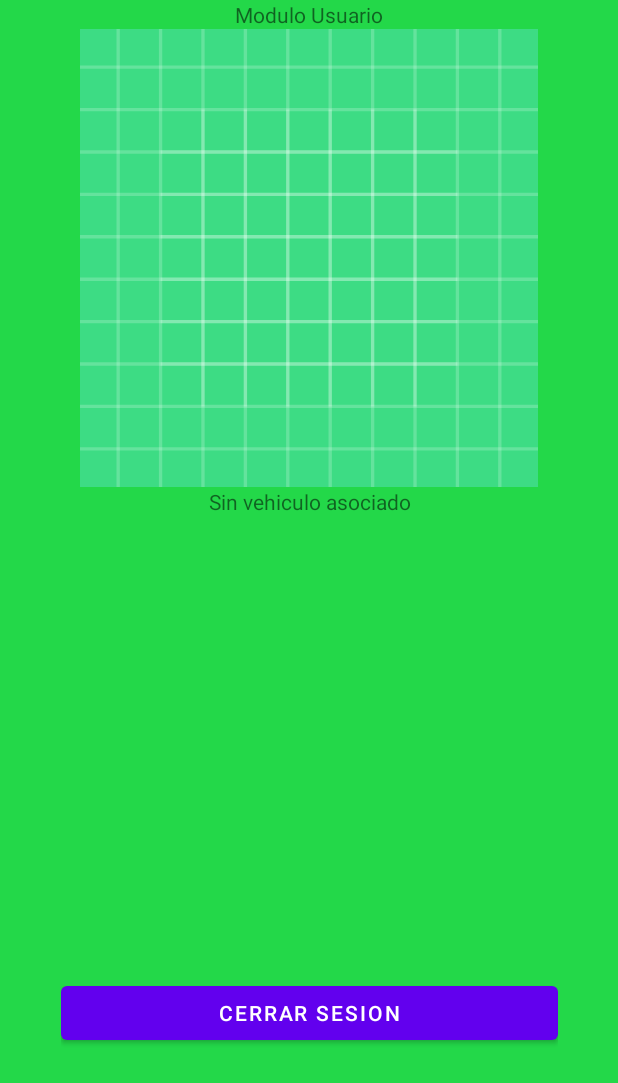
After one commit to Julian26R/SafetyRoadCOL, an Android app: the InicioUser screen opened directly, with no data from a screen before it, on a phone screen of 412 x 824 dp. The commit adds this screen. Shown: the top 1083 px of the screen. Run offline under Robolectric (Android 15) with nearby library versions, the phone set to English and light mode, and no system bars; our stand-ins replace Firebase (no records; nobody signed in at launch, a user with empty details on screens opened directly); 2 statements that could not run were skipped.

Commit message:
Adicion de: SplashScreen, login, perfilamiento, pagina inicial usuario

```diff
--- a/app/build.gradle
+++ b/app/build.gradle
@@ -1,6 +1,7 @@
 plugins {
     id 'com.android.application'
     id 'org.jetbrains.kotlin.android'
+    id 'com.google.gms.google-services'
 }
 
 android {
@@ -37,6 +38,8 @@ dependencies {
     implementation 'androidx.appcompat:appcompat:1.4.1'
     implementation 'com.google.android.material:material:1.6.0'
     implementation 'androidx.constraintlayout:constraintlayout:2.1.3'
+    implementation 'com.google.firebase:firebase-auth-ktx:21.0.3'
+    implementation 'com.google.firebase:firebase-firestore-ktx:24.1.2'
     testImplementation 'junit:junit:4.13.2'
     androidTestImplementation 'androidx.test.ext:junit:1.1.3'
     androidTestImplementation 'androidx.test.espresso:espresso-core:3.4.0'
--- /dev/null
+++ b/app/src/main/java/com/ean/safetyroadcol/InicioUser.kt
@@ -0,0 +1,52 @@
+package com.ean.safetyroadcol
+
+import android.content.ContentValues
+import android.content.Intent
+import androidx.appcompat.app.AppCompatActivity
+import android.os.Bundle
+import android.util.Log
+import android.view.View
+import android.widget.Button
+import android.widget.ImageView
+import android.widget.TextView
+import com.google.firebase.firestore.ktx.firestore
+import com.google.firebase.ktx.Firebase
+
+class InicioUser : AppCompatActivity() {
+    override fun onCreate(savedInstanceState: Bundle?) {
+        val db = Firebase.firestore
+        super.onCreate(savedInstanceState)
+        setContentView(R.layout.activity_inicio_user)
+        val usuario:String = intent.getStringExtra("USUARIO").toString()
+        val perfil:String = intent.getStringExtra("PERFIL").toString()
+        val btn_estado=findViewById<Button>(R.id.btn_estado_user)
+        val imagen=findViewById<ImageView>(R.id.im_user_user)
+        val mensaje=findViewById<TextView>(R.id.tv_asignado_user)
+            var texto=""
+        val docRef = db.collection("Vehiculo")
+            .get()
+            .addOnSuccessListener { documentos ->
+                for (document in documentos){
+                    val placa=document.id
+                    val asignadoA=document.get("asignadoA")
+                    val fechaAsignacion=document.get("fechaAsignacion")
+                    if(asignadoA==usuario){
+                        texto="Asignado el vehiculo $placa"
+                    }
+                }
+                if(texto!=""){
+                    btn_estado.visibility = View.VISIBLE
+                    imagen.setImageResource(R.drawable.logo)
+                }else{
+                    btn_estado.visibility = View.INVISIBLE
+                    texto="Sin vehiculo asociado"
+                    imagen.setImageResource(R.drawable.ic_launcher_background)
+                }
+                mensaje.text="$texto"
+
+            }
+            .addOnFailureListener { exception ->
+                Log.d(ContentValues.TAG, "get failed with ", exception)
+            }
+    }
+}
--- /dev/null
+++ b/app/src/main/res/drawable/splashscreen.xml
@@ -0,0 +1,8 @@
+<?xml version="1.0" encoding="utf-8"?>
+<layer-list xmlns:android="http://schemas.android.com/apk/res/android" >
+<item android:drawable="@color/green" />
+    <item>
+        <bitmap android:src="@mipmap/logo"
+            android:gravity="center" />
+    </item>
+</layer-list>
--- /dev/null
+++ b/app/src/main/res/layout/activity_inicio_user.xml
@@ -0,0 +1,61 @@
+<?xml version="1.0" encoding="utf-8"?>
+<androidx.constraintlayout.widget.ConstraintLayout xmlns:android="http://schemas.android.com/apk/res/android"
+    xmlns:app="http://schemas.android.com/apk/res-auto"
+    xmlns:tools="http://schemas.android.com/tools"
+    android:layout_width="match_parent"
+    android:layout_height="match_parent"
+    tools:context=".InicioUser"
+    android:background="@color/green">
+
+    <LinearLayout
+        android:id="@+id/linearLayout2"
+        android:layout_width="337dp"
+        android:layout_height="582dp"
+        android:orientation="vertical"
+        app:layout_constraintEnd_toEndOf="parent"
+        app:layout_constraintStart_toStartOf="parent"
+        app:layout_constraintTop_toTopOf="parent">
+
+        <TextView
+            android:id="@+id/textView8"
+            android:layout_width="match_parent"
+            android:layout_height="wrap_content"
+            android:text="Modulo Usuario"
+            android:textAlignment="center" />
+
+        <ImageView
+            android:id="@+id/im_user_user"
+            android:layout_width="match_parent"
+            android:layout_height="305dp"
+            tools:srcCompat="@tools:sample/avatars" />
+
+        <TextView
+            android:id="@+id/tv_asignado_user"
+            android:layout_width="match_parent"
+            android:layout_height="wrap_content"
+            android:textAlignment="center" />
+
+        <Button
+            android:id="@+id/btn_estado_user"
+            android:layout_width="match_parent"
+            android:layout_height="wrap_content"
+            android:text="Informar Estado" />
+
+    </LinearLayout>
+
+    <LinearLayout
+        android:layout_width="331dp"
+        android:layout_height="104dp"
+        android:orientation="vertical"
+        app:layout_constraintBottom_toBottomOf="parent"
+        app:layout_constraintEnd_toEndOf="parent"
+        app:layout_constraintStart_toStartOf="parent"
+        app:layout_constraintTop_toBottomOf="@+id/linearLayout2">
+
+        <Button
+            android:id="@+id/brn_volver_user"
+            android:layout_width="match_parent"
+            android:layout_height="wrap_content"
+            android:text="Cerrar Sesion" />
+    </LinearLayout>
+</androidx.constraintlayout.widget.ConstraintLayout>
--- a/app/src/main/res/layout/activity_main.xml
+++ b/app/src/main/res/layout/activity_main.xml
@@ -4,7 +4,7 @@
     xmlns:tools="http://schemas.android.com/tools"
     android:layout_width="match_parent"
     android:layout_height="match_parent"
-    android:background="#1E8DD5"
+    android:background="@color/green"
     tools:context=".MainActivity">
 
     <LinearLayout
@@ -21,7 +21,7 @@
             android:id="@+id/imageView"
             android:layout_width="236dp"
             android:layout_height="218dp"
-            app:srcCompat="@drawable/SafetyRoadCOL_logo" />
+            app:srcCompat="@drawable/logo" />
 
         <LinearLayout
             android:layout_width="match_parent"
@@ -29,7 +29,7 @@
             android:orientation="horizontal">
 
             <Button
-                android:id="@+id/BtnLogin"
+                android:id="@+id/BtnLogin_am"
                 android:layout_width="wrap_content"
                 android:layout_height="wrap_content"
                 android:layout_weight="1"
--- a/app/src/main/res/values/colors.xml
+++ b/app/src/main/res/values/colors.xml
@@ -7,4 +7,5 @@
     <color name="teal_700">#FF018786</color>
     <color name="black">#FF000000</color>
     <color name="white">#FFFFFFFF</color>
+    <color name="green">#23D849</color>
 </resources>
--- /dev/null
+++ b/app/src/main/res/values/styles.xml
@@ -0,0 +1,10 @@
+<?xml version="1.0" encoding="utf-8"?>
+<resources>
+    <style name="AppTheme" parent="Theme.AppCompat.Light.DarkActionBar">
+        <item name="colorPrimary">@color/design_default_color_primary</item>
+        <item name="colorPrimaryDark">@color/design_default_color_primary_dark</item>
+    </style>
+    <style name="SplashTheme" parent="AppTheme">
+        <item name="android:windowBackground">@drawable/splashscreen</item>
+    </style>
+</resources>
--- a/build.gradle
+++ b/build.gradle
@@ -1,4 +1,8 @@
-// Top-level build file where you can add configuration options common to all sub-projects/modules.
+buildscript {
+    dependencies {
+        classpath 'com.google.gms:google-services:4.3.10'
+    }
+}// Top-level build file where you can add configuration options common to all sub-projects/modules.
 plugins {
     id 'com.android.application' version '7.1.3' apply false
     id 'com.android.library' version '7.1.3' apply false
```
Also changed, not shown: app/src/main/AndroidManifest.xml (+19 -3 lines), app/src/main/java/com/ean/safetyroadcol/AsignarVehiculo.kt (added, +14 -0 lines), app/src/main/java/com/ean/safetyroadcol/InicioAdmin.kt (added, +13 -0 lines), app/src/main/java/com/ean/safetyroadcol/Login.kt (added, +86 -0 lines), app/src/main/java/com/ean/safetyroadcol/MainActivity.kt (+9 -0 lines), app/src/main/res/layout/activity_asignar_vehiculo.xml (added, +10 -0 lines), app/src/main/res/layout/activity_inicio_admin.xml (added, +19 -0 lines), app/src/main/res/layout/activity_login.xml (added, +60 -0 lines), app/src/main/res/drawable/logo.jpeg (added), app/src/main/res/mipmap-xxxhdpi/logo.jpeg (added), 2 other files.
